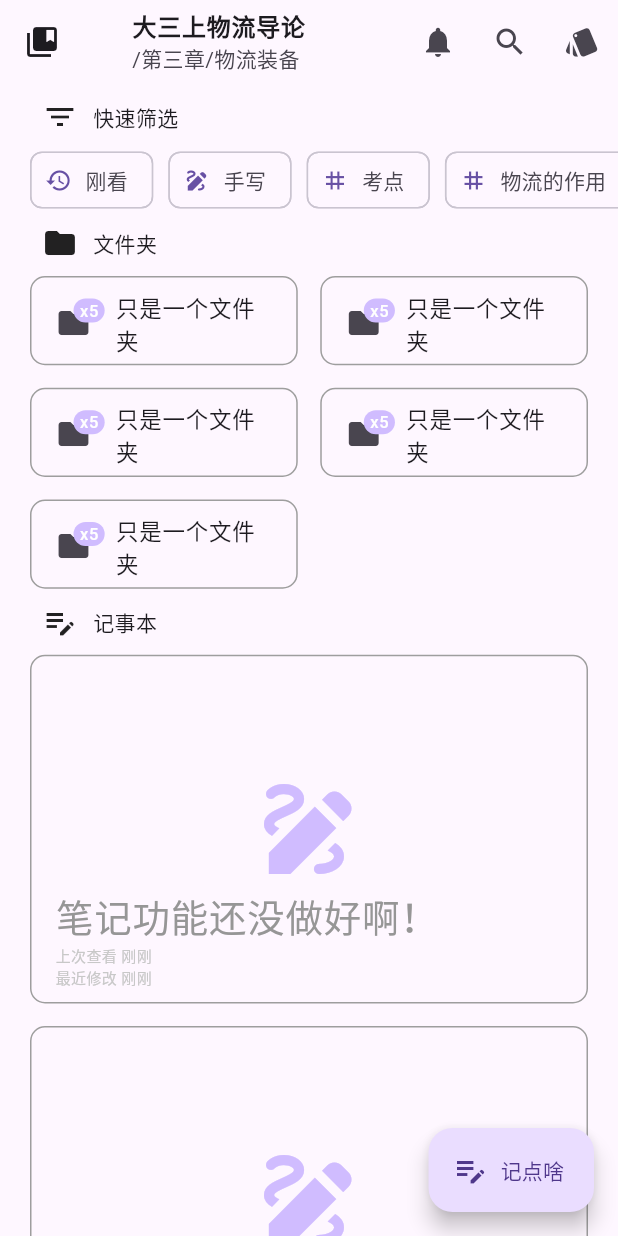
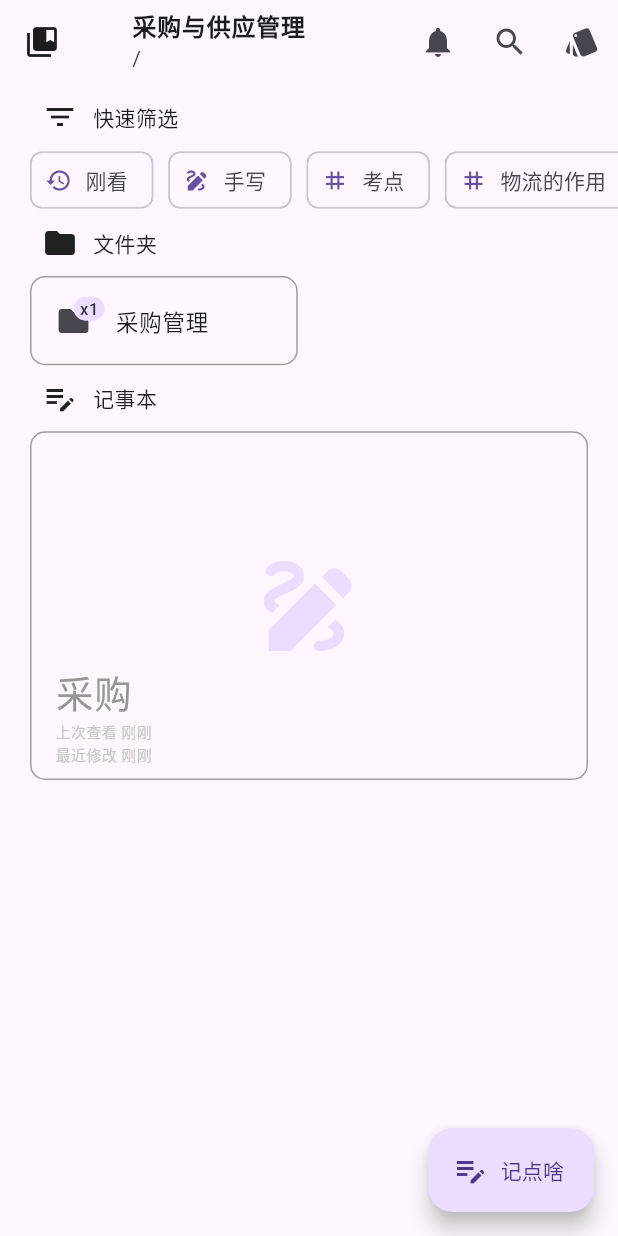
Before and after one commit to TaoEngine/notepad_forwangtao_android, a Flutter app: the screen it shows after launch, on a phone screen of 412 x 824 dp. Run offline on Flutter 3.47's test engine with Material 3 defaults, Android fonts, the phone set to English and light mode, and no system bars; drawn by our look-alikes of dynamic_color; our stand-ins replace get, isar; accounts and stored records are empty; generated files the repository leaves out were written again.

Commit message:
24/9/4打卡

```diff
--- a/lib/main.dart
+++ b/lib/main.dart
@@ -1,5 +1,7 @@
 import 'package:flutter/material.dart';
 import 'package:flutter/services.dart';
+
+import 'package:get/get.dart';
 import 'package:dynamic_color/dynamic_color.dart';
 import 'package:flutter_localizations/flutter_localizations.dart';
 
@@ -9,7 +11,8 @@
 ///
 /// 这里是APP的启动入口
 ///
-/// Notes: 我在这里设置了如何将小白条隐藏的方法\
+/// Notes: 我在这里设置了如何将小白条隐藏的方法
+///
 /// 小白条虽说默认是透明的，但是小白条的图层是在APP之上，要想实现沉浸式小白条，需要在APP绘制前
 /// 就声明APP的图层是在顶部的(1)
 void main() {
@@ -25,15 +28,13 @@
 }
 
 /// 整个记事本APP的框架及启动页面就在这里了
-///
-/// Notes:
 class MainApp extends StatelessWidget {
   const MainApp({super.key});
 
   @override
   Widget build(BuildContext context) {
     return DynamicColorBuilder(builder: (lightColorScheme, darkColorScheme) {
-      return MaterialApp(
+      return GetMaterialApp(
         title: '大三上物流导论',
 
         //深色和浅色模式 TODO 颜色没实现手动切换
@@ -41,7 +42,7 @@
         darkTheme: ThemeData(colorScheme: darkColorScheme, useMaterial3: true),
 
         //路由表以及首页
-        initialRoute: '/notebook',
+        initialRoute: '/notepads',
         onGenerateRoute: pageRouter,
 
         //多语言设置
--- a/lib/pages/main_page/notepads.dart
+++ b/lib/pages/main_page/notepads.dart
@@ -83,34 +83,10 @@
             children: <Widget>[
               FolderPreviewWidget(
                 importFolderInfo: const {
-                  'folderName': '只是一个文件夹',
-                  'notepadsCount': 5
+                  'folderName': '采购管理',
+                  'notepadsCount': 1
                 },
-              ),
-              FolderPreviewWidget(
-                importFolderInfo: const {
-                  'folderName': '只是一个文件夹',
-                  'notepadsCount': 5
-                },
-              ),
-              FolderPreviewWidget(
-                importFolderInfo: const {
-                  'folderName': '只是一个文件夹',
-                  'notepadsCount': 5
-                },
-              ),
-              FolderPreviewWidget(
-                importFolderInfo: const {
-                  'folderName': '只是一个文件夹',
-                  'notepadsCount': 5
-                },
-              ),
-              FolderPreviewWidget(
-                importFolderInfo: const {
-                  'folderName': '只是一个文件夹',
-                  'notepadsCount': 5
-                },
-              ),
+              )
             ],
           ),
         ),
@@ -141,29 +117,11 @@
             childAspectRatio: 16 / 10,
             children: <Widget>[
               NotepadPreviewCard(importNotepadInfo: {
-                'notepadName': '笔记功能还没做好啊！',
+                'notepadName': '采购',
                 'notepadType': 0,
                 'lastViewTime': DateTime.now(),
                 'lastEditTime': DateTime.now(),
               }),
-              NotepadPreviewCard(importNotepadInfo: {
-                'notepadName': '笔记功能还没做好啊！',
-                'notepadType': 0,
-                'lastViewTime': DateTime.now(),
-                'lastEditTime': DateTime.now(),
-              }),
-              NotepadPreviewCard(importNotepadInfo: {
-                'notepadName': '笔记功能还没做好啊！',
-                'notepadType': 0,
-                'lastViewTime': DateTime.now(),
-                'lastEditTime': DateTime.now(),
-              }),
-              NotepadPreviewCard(importNotepadInfo: {
-                'notepadName': '笔记功能还没做好啊！',
-                'notepadType': 0,
-                'lastViewTime': DateTime.now(),
-                'lastEditTime': DateTime.now(),
-              })
             ],
           ),
         ),
--- a/lib/pages/routes.dart
+++ b/lib/pages/routes.dart
@@ -38,13 +38,13 @@
 
 final Map<String, Function> pageRoutes = {
   '/notehome': (context) => const HomePage(), //主页
-  '/notebook': (context) => const NotepadsPage(), //记事本预览
+  '/notepads': (context) => const NotepadsPage(), //记事本预览
   '/search': (context) => const SearchPage(), //搜索
   '/notify': (context) => const NotifyPage(), //通知
 
-  '/note/handwriting': (context) => const HandwritingModePage(), //手写记事本
-  '/note/markdown': (context) => const MarkdownModePage(), //markdown记事本
-  '/note/pdf': (context) => const PDFModePage(), //pdf备注记事本
+  '/notepads/handwriting': (context) => const HandwritingModePage(), //手写记事本
+  '/notepads/markdown': (context) => const MarkdownModePage(), //markdown记事本
+  '/notepads/pdf': (context) => const PDFModePage(), //pdf备注记事本
 };
 
 /// 路由表逻辑，支持传参
--- a/lib/widget/main_page/notepads/appbar.dart
+++ b/lib/widget/main_page/notepads/appbar.dart
@@ -15,11 +15,11 @@
       centerTitle: false,
       title: const ListTile(
         title: Text(
-          '大三上物流导论',
+          '采购与供应管理',
           style: TextStyle(fontWeight: FontWeight.w600),
         ),
         subtitle: Text(
-          '/第三章/物流装备',
+          '/',
           overflow: TextOverflow.ellipsis,
         ),
       ),
--- a/lib/widget/main_page/notepads/folder_card.dart
+++ b/lib/widget/main_page/notepads/folder_card.dart
@@ -14,8 +14,9 @@
   Widget build(BuildContext context) {
     return Container(
       decoration: BoxDecoration(
-          borderRadius: BorderRadius.circular(10),
-          border: Border.all(width: 1, color: Colors.grey)),
+        borderRadius: BorderRadius.circular(10),
+        border: Border.all(width: 1, color: Colors.grey),
+      ),
       child: InkWell(
         borderRadius: BorderRadius.circular(10),
         onTap: () => {},
@@ -24,8 +25,12 @@
           alignment: Alignment.center,
           child: ListTile(
             leading: Badge(
-              backgroundColor: Theme.of(context).colorScheme.inversePrimary,
-              label: Text('x$notepadsCount'),
+              backgroundColor: Theme.of(context).colorScheme.primaryContainer,
+              label: Text(
+                'x$notepadsCount',
+                style: TextStyle(
+                    color: Theme.of(context).colorScheme.inverseSurface),
+              ),
               child: const Icon(Icons.folder),
             ),
             title: Text(
--- a/lib/widget/main_page/notepads/notepad_card.dart
+++ b/lib/widget/main_page/notepads/notepad_card.dart
@@ -90,19 +90,20 @@
 
     return Container(
       decoration: BoxDecoration(
-          borderRadius: BorderRadius.circular(10),
-          border: Border.all(width: 1, color: Colors.grey)),
+        borderRadius: BorderRadius.circular(10),
+        border: Border.all(width: 1, color: Colors.grey),
+      ),
       child: InkWell(
         borderRadius: BorderRadius.circular(10),
         onTap: () => {},
-        onLongPress: () => {},
+        onLongPress: () => notebookPreviewSetDialog(context),
         child: Stack(
           children: [
             Align(
               alignment: Alignment.center,
               child: Icon(cardBackground(widget.notepadType),
                   size: 80,
-                  color: Theme.of(context).colorScheme.inversePrimary),
+                  color: Theme.of(context).colorScheme.primaryContainer),
             ),
             Align(
               alignment: Alignment.bottomLeft,
--- a/pubspec.yaml
+++ b/pubspec.yaml
@@ -17,6 +17,8 @@
   isar: ^3.1.0+1
   isar_flutter_libs: ^3.1.0+1
   path_provider: ^2.1.4
+  # GetX 状态组件
+  get:
 
 
 dev_dependencies:
```
Also changed, not shown: pubspec.lock.
